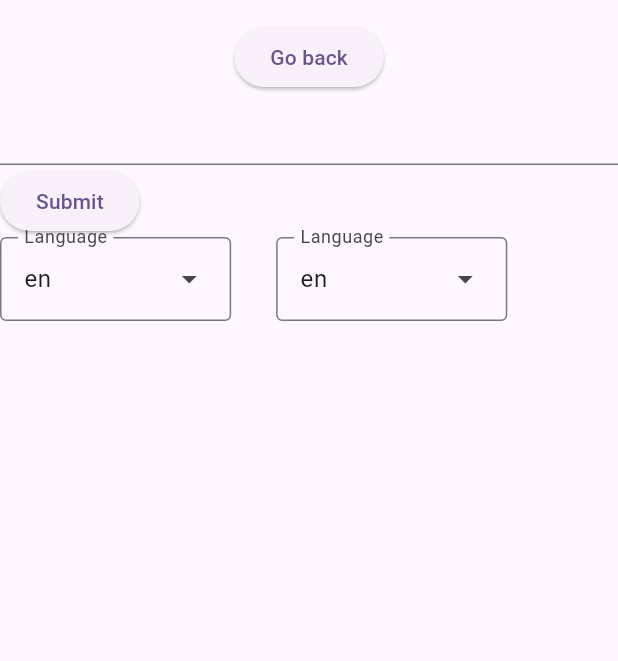
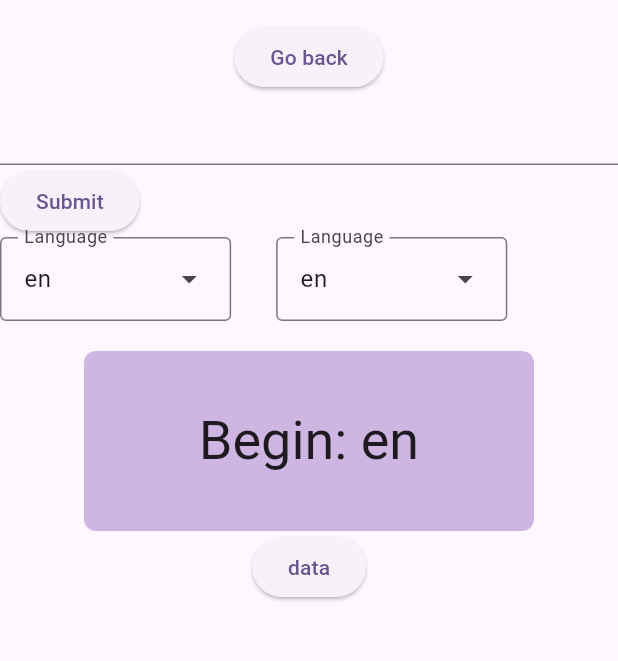
Before and after one commit to YizhakTime/CSCI490, a Flutter app: the Translatepage screen opened directly, on a phone screen of 412 x 824 dp, the part 63-724 px from its top. Run offline on Flutter 3.47's test engine with Material 3 defaults, Android fonts, the phone set to English and light mode, and no system bars; drawn by our look-alikes of flip_card; our stand-ins replace firebase_auth, firebase_core; missing offline and left inert: firebase_ui_auth, firebase_ui_oauth_google, flutter_vision, simplytranslate; accounts and stored records are empty.

Commit message:
Added basic flashcard

```diff
--- a/app1/lib/translate.dart
+++ b/app1/lib/translate.dart
@@ -1,3 +1,4 @@
+import 'package:flip_card/flip_card.dart';
 import 'package:flutter/material.dart';
 import 'package:provider/provider.dart';
 import 'package:simplytranslate/simplytranslate.dart';
@@ -13,6 +14,75 @@ enum LanguageLabel {
 
   const LanguageLabel(this.label);
   final String label;
+}
+
+// class Notecard {
+//   String inputlanguage;
+//   String outputLanguage;
+//   String text;
+//   String translation;
+// //  Notecard({Key? key}): super(key: key);
+//   Notecard(
+//       {required this.inputlanguage,
+//       required this.outputLanguage,
+//       required this.text,
+//       required this.translation});
+// }
+class Notecard extends StatelessWidget {
+  const Notecard({super.key});
+//Listview to display cards
+  @override
+  Widget build(BuildContext context) {
+    final testProvider = Provider.of<MyProvider>(context, listen: true);
+
+    return Card(
+        elevation: 0.0,
+        margin: const EdgeInsets.only(
+            left: 32.0, right: 32.0, top: 20.0, bottom: 0.0),
+        color: const Color.fromARGB(0, 237, 237, 237),
+        child: FlipCard(
+            direction: FlipDirection.HORIZONTAL,
+            side: CardSide.FRONT,
+            speed: 1000,
+            front: SizedBox(
+              width: 300,
+              height: 120,
+              child: Container(
+                decoration: const BoxDecoration(
+                  color: Color.fromARGB(255, 207, 181, 225),
+                  borderRadius: BorderRadius.all(Radius.circular(8.0)),
+                ),
+                child: Column(
+                  mainAxisAlignment: MainAxisAlignment.center,
+                  children: <Widget>[
+                    Text("Begin: ${testProvider._option.label}",
+                        style: Theme.of(context).textTheme.displaySmall),
+                    // Text(testProvider._option2.label,
+                    //     style: Theme.of(context).textTheme.bodyLarge),
+                  ],
+                ),
+              ),
+            ),
+            back: SizedBox(
+              width: 300,
+              height: 120,
+              child: Container(
+                decoration: const BoxDecoration(
+                  color: Color(0xFF006666),
+                  borderRadius: BorderRadius.all(Radius.circular(8.0)),
+                ),
+                child: Column(
+                  mainAxisAlignment: MainAxisAlignment.center,
+                  children: <Widget>[
+                    Text("Back ${testProvider._option2.label}",
+                        style: Theme.of(context).textTheme.displaySmall),
+                    // Text('Click here to flip front',
+                    //     style: Theme.of(context).textTheme.bodyLarge),
+                  ],
+                ),
+              ),
+            )));
+  }
 }
 
 class MyProvider with ChangeNotifier {
@@ -49,10 +119,11 @@ class _DropdownState extends State<Dropdown> {
   @override
   Widget build(BuildContext context) {
     final option = Provider.of<MyProvider>(context, listen: false);
-    final myOption = option.selectedLanguage;
+    // final myOption = option.selectedLanguage;
     return Row(children: [
       DropdownMenu<LanguageLabel>(
-        initialSelection: myOption,
+        initialSelection: LanguageLabel.english,
+        // initialSelection: myOption,
         // onValueChanged: (LanguageLabel newValue) {
         //   optionProvider.selectedOption = newValue;
         // },
@@ -88,7 +159,9 @@ class _DropdownState extends State<Dropdown> {
         width: 30,
       ),
       DropdownMenu<LanguageLabel>(
-        initialSelection: myOption,
+        //bug might occur due clicking on the default
+        initialSelection: LanguageLabel.english,
+        // initialSelection: myOption,
         controller: languageController2,
         requestFocusOnTap: false,
         label: const Text('Language'),
@@ -144,7 +217,7 @@ class MyFormState extends State<MyForm> {
   @override
   Widget build(BuildContext context) {
     final testProvider = Provider.of<MyProvider>(context, listen: false);
-    final myTest = testProvider.selectedLanguage;
+    // final myTest = testProvider.selectedLanguage;
 
     // return Text(selectedOption != null ? selectedOption.name : 'No option selected');
     return Form(
@@ -165,6 +238,10 @@ class MyFormState extends State<MyForm> {
             onPressed: () {
               // Validate returns true if the form is valid, or false otherwise.
               if (_key.currentState!.validate()) {
+                FocusManager.instance.primaryFocus?.unfocus();
+                //edit()->user story
+                //text wrapping
+                //Prssing done on keyboard should submit form
                 // print(testProvider._option.label);
                 // print(testProvider._option2.label);
                 // setTranslation(myTest.label, testProvider._option2.label);
@@ -206,9 +283,12 @@ class Translatepage extends StatelessWidget {
   Widget build(BuildContext context) {
     return ChangeNotifierProvider(
       create: (context) => MyProvider(),
+      child: GestureDetector(
+        onTap: () => FocusManager.instance.primaryFocus?.unfocus(),
+        //when tapping on screen outside form, it dismisses keyboard
         child: Scaffold(
             appBar: AppBar(title: const Text("Language Learner")),
-          body: Center(
+            body: Container(
                 child: Column(children: [
               ElevatedButton(
                 child: const Text("Go back"),
@@ -219,9 +299,24 @@ class Translatepage extends StatelessWidget {
               ),
               const MyForm(),
               const Dropdown(),
+              const Notecard(),
+
+              Container(
+                alignment: Alignment.bottomCenter,
+                child: ElevatedButton(
+                    onPressed: () {
+                      // Navigator.push(
+                      //     context,
+                      //     MaterialPageRoute(
+                      //         builder: (context) => const Notecard()));
+                      // const Notecard();
+                    },
+                    child: const Text("data")),
+              ),
               // const SizedBox(height: 20),
               // const Dropdown(),
             ]))),
+      ),
     );
   }
 }
--- a/app1/pubspec.yaml
+++ b/app1/pubspec.yaml
@@ -48,6 +48,7 @@ dependencies:
   google_sign_in: ^6.2.1
   firebase_ui_oauth_google: ^1.3.0
   simplytranslate: ^1.2.4
+  flip_card: ^0.7.0
 
 dev_dependencies:
   flutter_test:
```
Also changed, not shown: app1/pubspec.lock. Lines whose indentation alone changed are shown as unchanged.
